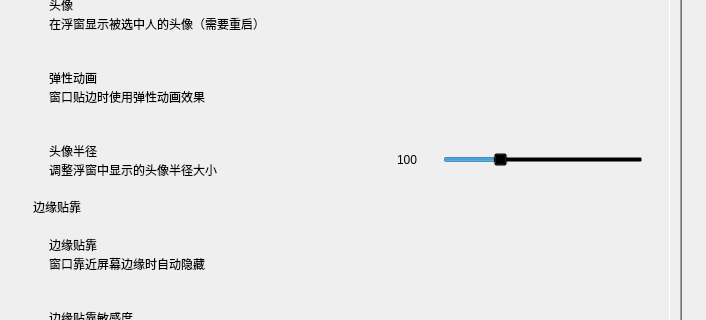
windyslime/RandPicker-1, file ui/settings/widget.ui: the form before one commit; both pictures show x 0 to 706 and y 278 to 598 of the 706 by 797 pixel window.
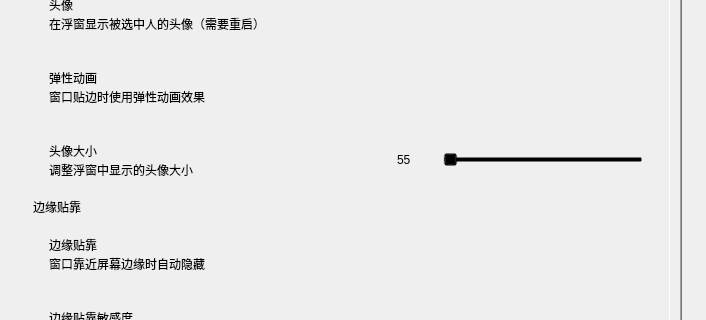
The form after the commit. Custom widgets are drawn as their Qt base class.

Commit message: feat: 自适应头像大小的布局和一键重置

```diff
--- a/ui/settings/widget.ui
+++ b/ui/settings/widget.ui
@@ -55,8 +55,8 @@
        <rect>
         <x>0</x>
         <y>0</y>
-        <width>658</width>
-        <height>669</height>
+        <width>642</width>
+        <height>739</height>
        </rect>
       </property>
       <layout class="QVBoxLayout" name="verticalLayout_9">
@@ -433,14 +433,14 @@
               <item>
                <widget class="StrongBodyLabel" name="StrongBodyLabel_3">
                 <property name="text">
-                 <string>头像半径</string>
+                 <string>头像大小</string>
                 </property>
                </widget>
               </item>
               <item>
                <widget class="CaptionLabel" name="CaptionLabel_5">
                 <property name="text">
-                 <string>调整浮窗中显示的头像半径大小</string>
+                 <string>调整浮窗中显示的头像大小</string>
                 </property>
                 <property name="lightColor" stdset="0">
                  <color alpha="150">
@@ -469,7 +469,7 @@
                </size>
               </property>
               <property name="text">
-               <string>100</string>
+               <string>55</string>
               </property>
              </widget>
             </item>
@@ -494,13 +494,13 @@
                </size>
               </property>
               <property name="minimum">
-               <number>20</number>
+               <number>55</number>
               </property>
               <property name="maximum">
-               <number>64</number>
+               <number>120</number>
               </property>
               <property name="value">
-               <number>32</number>
+               <number>55</number>
               </property>
               <property name="orientation">
                <enum>Qt::Horizontal</enum>
```
The commit also changes 5 other files.
